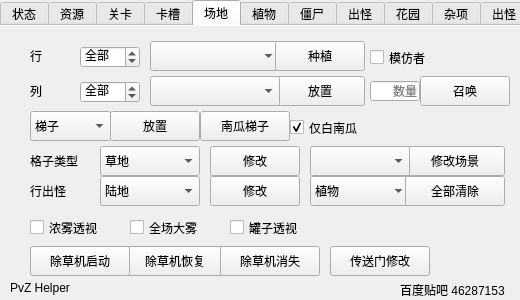
First picture: the form in src/mainwindow.ui, repository CarrotFish/PvZHelper-Mac, before the edit.
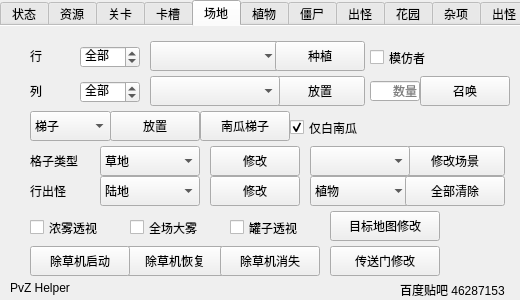
Second picture: the form after the edit. The open tabs and pages were chosen to show the change.

Commit message: add Scene/Modify Target Map

The edit to the form file:
```diff
--- a/src/mainwindow.ui
+++ b/src/mainwindow.ui
@@ -2087,7 +2087,7 @@
        <rect>
         <x>330</x>
         <y>220</y>
-        <width>100</width>
+        <width>110</width>
         <height>30</height>
        </rect>
       </property>
@@ -2095,6 +2095,19 @@
        <string>传送门修改</string>
       </property>
      </widget>
+     <widget class="QPushButton" name="ShowTargetMap">
+      <property name="geometry">
+       <rect>
+        <x>330</x>
+        <y>185</y>
+        <width>110</width>
+        <height>30</height>
+       </rect>
+      </property>
+      <property name="text">
+       <string>目标地图修改</string>
+      </property>
+     </widget>
     </widget>
     <widget class="QWidget" name="tab_5">
      <attribute name="title">
```
The commit also changes 13 other files.
